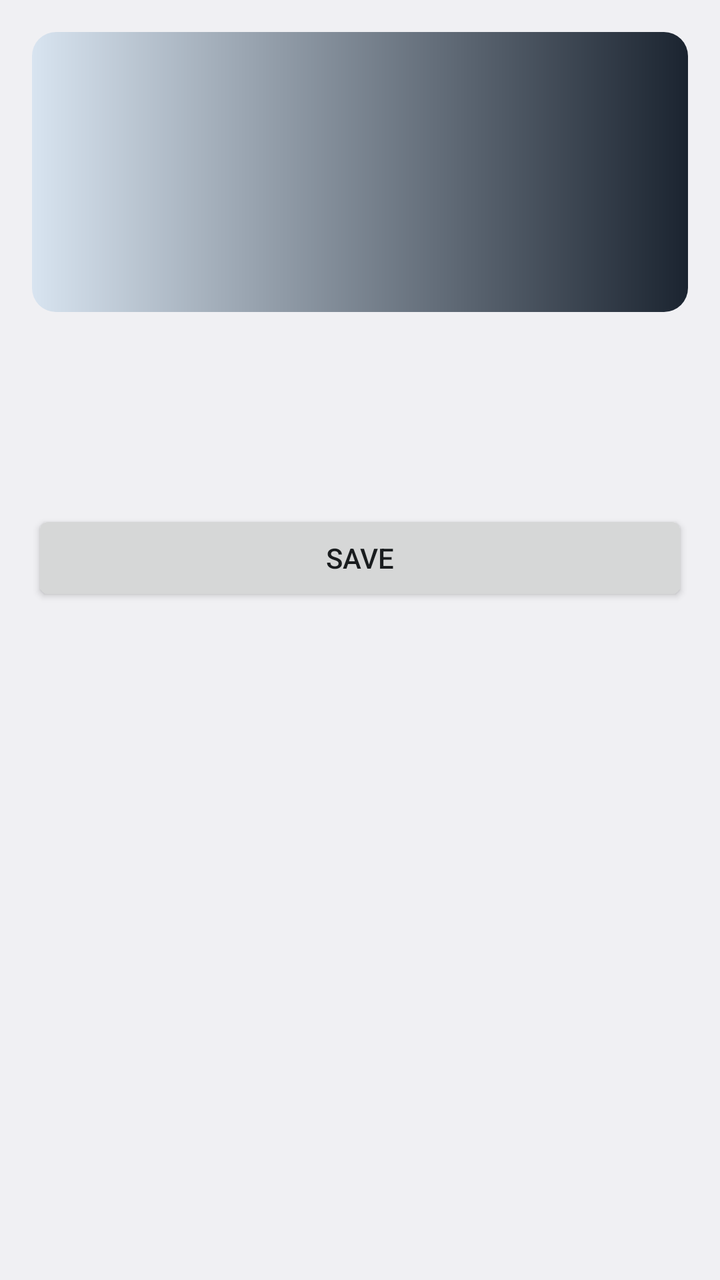
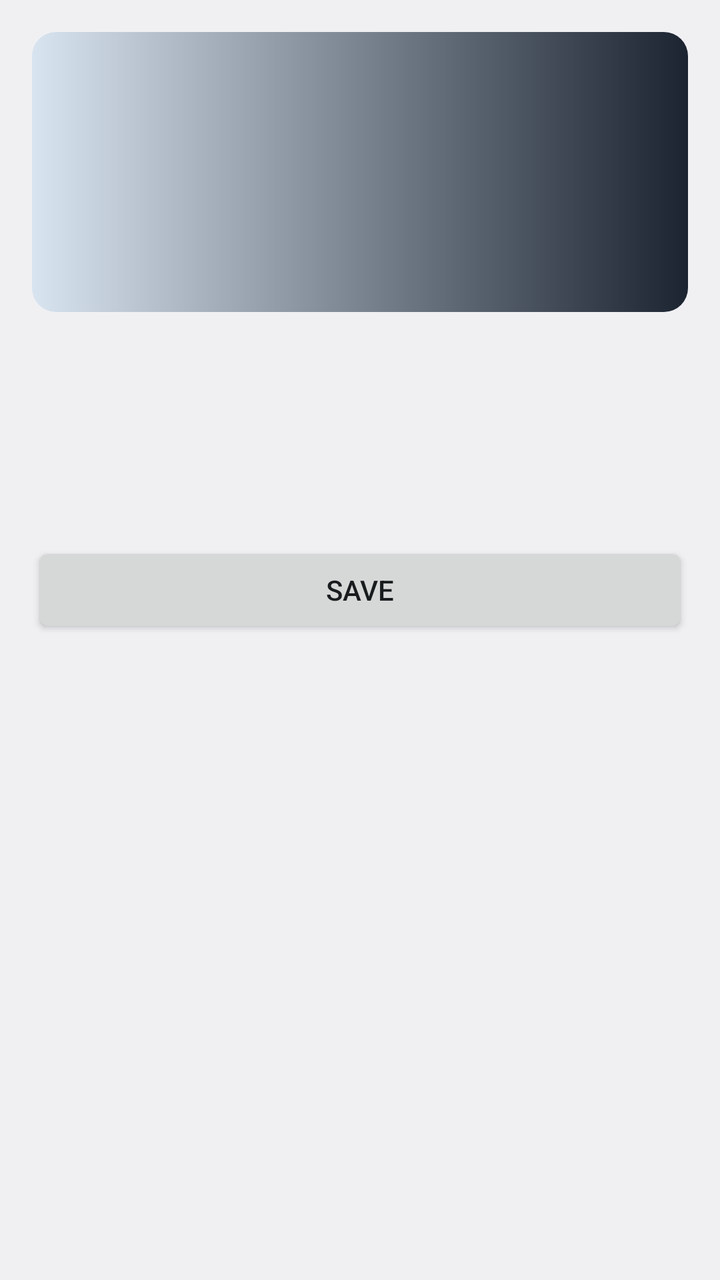

Screens rendered from an Android XML layout before and after an edit, with the pre-edit source and the edit as a unified diff.
<!-- AndroidManifest.xml: activity theme android:Theme.DeviceDefault.DayNight -->
<!-- res/layout/activity_widget_settings.xml -->
<?xml version="1.0" encoding="utf-8"?>
<ScrollView xmlns:android="http://schemas.android.com/apk/res/android"
    android:id="@+id/settings_scroll"
    android:layout_width="match_parent"
    android:layout_height="match_parent">

    <LinearLayout
        android:layout_width="match_parent"
        android:layout_height="wrap_content"
        android:orientation="vertical"
        android:padding="16dp">

        
        <FrameLayout
            android:id="@+id/settings_preview"
            android:layout_width="match_parent"
            android:layout_height="140dp"
            android:layout_marginBottom="16dp"
            android:background="@drawable/settings_preview_backdrop"
            android:contentDescription="@string/settings_preview_description" />

        
        <TextView
            android:id="@+id/settings_attribution"
            android:layout_width="match_parent"
            android:layout_height="wrap_content"
            android:layout_marginBottom="16dp"
            android:textAppearance="@android:style/TextAppearance.DeviceDefault.Small" />

        <LinearLayout
            android:id="@+id/settings_location"
            android:layout_width="match_parent"
            android:layout_height="wrap_content"
            android:layout_marginBottom="16dp"
            android:orientation="vertical" />

        <LinearLayout
            android:id="@+id/settings_controls"
            android:layout_width="match_parent"
            android:layout_height="wrap_content"
            android:orientation="vertical" />

        <LinearLayout
            android:id="@+id/settings_diagnostics"
            android:layout_width="match_parent"
            android:layout_height="wrap_content"
            android:layout_marginTop="16dp"
            android:orientation="vertical" />

        <Button
            android:id="@+id/settings_save"
            android:layout_width="match_parent"
            android:layout_height="wrap_content"
            android:layout_marginTop="16dp"
            android:text="@string/settings_save" />
    </LinearLayout>
</ScrollView>
<!-- resources referenced by this layout -->
<resources>
  <!-- drawable settings_preview_backdrop (drawable) -->
  <?xml version="1.0" encoding="utf-8"?>
  <shape xmlns:android="http://schemas.android.com/apk/res/android">
      <corners android:radius="12dp" />
      <gradient
          android:angle="0"
          android:endColor="#FF1B2430"
          android:startColor="#FFD8E4F0" />
  </shape>
  <string name="settings_preview_description">Preview of the widget with these settings</string>
  <string name="settings_save">Save</string>
</resources>

<!-- the commit's change to res/layout/activity_widget_settings.xml (unified diff, before → after) -->
@@ -41,6 +41,13 @@
             android:orientation="vertical" />
 
         <LinearLayout
+            android:id="@+id/settings_battery_guidance"
+            android:layout_width="match_parent"
+            android:layout_height="wrap_content"
+            android:layout_marginTop="16dp"
+            android:orientation="vertical" />
+
+        <LinearLayout
             android:id="@+id/settings_diagnostics"
             android:layout_width="match_parent"
             android:layout_height="wrap_content"
